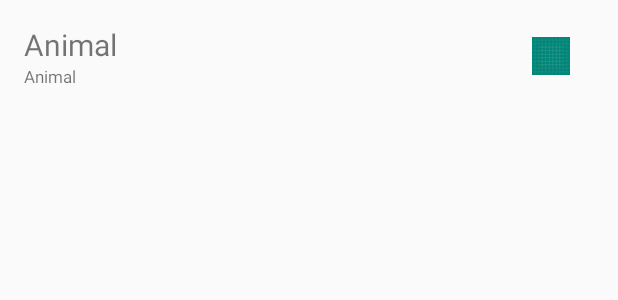
After one commit to MelerosPaw/MeteSexta, an Android app: the layout animal_list_item.xml on its own in the app's theme, with its tools: preview values and no code run, on a phone screen of 412 x 824 dp. The commit adds this screen. Shown: the top 300 px of the screen. Run offline under Robolectric (Android 15) with nearby library versions, the phone set to English and light mode, and no system bars.

Commit message:
Creando ejemplo resumen

```diff
--- a/app/src/main/AndroidManifest.xml
+++ b/app/src/main/AndroidManifest.xml
@@ -16,6 +16,8 @@
                 <category android:name="android.intent.category.LAUNCHER"/>
             </intent-filter>
         </activity>
+        <activity android:name=".DepuracionActivity"/>
+        <activity android:name=".ejemplo1.MyListActivity"/>
     </application>
 
 </manifest>
--- a/app/src/main/java/carlosa/melerosa/sdosa/MainActivity.kt
+++ b/app/src/main/java/carlosa/melerosa/sdosa/MainActivity.kt
@@ -2,6 +2,7 @@ package carlosa.melerosa.sdosa
 
 import android.os.Bundle
 import android.support.v7.app.AppCompatActivity
+import carlosa.melerosa.sdosa.ejemplo1.MyListActivity
 import kotlinx.android.synthetic.main.activity_main.*
 
 class MainActivity : AppCompatActivity() {
@@ -11,5 +12,6 @@ class MainActivity : AppCompatActivity() {
         setContentView(R.layout.activity_main)
 
         main__button__depuracion.setOnClickListener { DepuracionActivity.start(this) }
+        activity_list__button.setOnClickListener { MyListActivity.start(this) }
     }
 }
--- /dev/null
+++ b/app/src/main/java/carlosa/melerosa/sdosa/ejemplo1/Animal.kt
@@ -0,0 +1,3 @@
+package carlosa.melerosa.sdosa.ejemplo1
+
+data class Animal(val type: String? = null, val specie: String? = null, val position: Int, val resourceId: Int)
--- a/app/src/main/res/layout/activity_main.xml
+++ b/app/src/main/res/layout/activity_main.xml
@@ -29,9 +29,9 @@
             app:layout_constraintTop_toBottomOf="@+id/main__button__depuracion"
             android:backgroundTint="@android:color/white"
             android:text="Go to activity list"
+            android:layout_marginTop="40dp"
             app:layout_constraintEnd_toEndOf="parent"
-            app:layout_constraintStart_toStartOf="parent"
-            app:layout_constraintTop_toTopOf="parent"/>
+            app:layout_constraintStart_toStartOf="parent"/>
 
 
 </android.support.constraint.ConstraintLayout>
--- /dev/null
+++ b/app/src/main/res/layout/animal_list_item.xml
@@ -0,0 +1,52 @@
+<?xml version="1.0" encoding="utf-8"?>
+<android.support.constraint.ConstraintLayout
+        android:id="@+id/view_root"
+        xmlns:android="http://schemas.android.com/apk/res/android"
+        xmlns:app="http://schemas.android.com/apk/res-auto"
+        xmlns:tools="http://schemas.android.com/tools"
+        android:layout_width="match_parent"
+        android:padding="16dp"
+        android:layout_height="wrap_content">
+
+    <TextView
+            android:id="@+id/tv_animal_type"
+            android:layout_width="match_parent"
+            android:layout_height="wrap_content"
+            tools:text="Animal"
+            app:layout_constraintStart_toStartOf="parent"
+            app:layout_constraintEnd_toEndOf="parent"
+            app:layout_constraintTop_toTopOf="parent"
+            app:layout_constraintEnd_toStartOf="@+id/iv_animal"
+            android:textSize="20sp"/>
+
+    <TextView
+            android:id="@+id/tv_animal_specie"
+            android:layout_width="match_parent"
+            android:layout_height="wrap_content"
+            tools:text="Animal"
+            app:layout_constraintStart_toStartOf="@+id/tv_animal_type"
+            app:layout_constraintEnd_toEndOf="parent"
+            app:layout_constraintTop_toBottomOf="@+id/tv_animal_type"
+            app:layout_constraintEnd_toStartOf="@+id/iv_animal"
+            android:textSize="11sp"/>
+
+    <ImageView
+            android:id="@+id/iv_animal"
+            android:layout_width="25dp"
+            android:layout_height="25dp"
+            app:layout_constraintBottom_toBottomOf="parent"
+            app:layout_constraintEnd_toEndOf="parent"
+            android:layout_marginStart="16dp"
+            android:layout_marginEnd="16dp"
+            app:layout_constraintTop_toTopOf="parent"
+            android:src="@drawable/ic_launcher_background"/>
+
+</android.support.constraint.ConstraintLayout>
+
+        <!--
+         dimension refactor,
+         formalizar ids,
+         background a todas las views,
+         tools text a los textviews,
+         crear viewholder con tipos + ditto
+         -->
```
Also changed, not shown: app/src/main/java/carlosa/melerosa/sdosa/AltIntro.kt (+10 -3 lines), app/src/main/java/carlosa/melerosa/sdosa/ejemplo1/ListActivity.kt (deleted, +0 -14 lines), app/src/main/java/carlosa/melerosa/sdosa/ejemplo1/MyListActivity.kt (added, +21 -0 lines), app/src/main/java/carlosa/melerosa/sdosa/ejemplo1/MyListAdapter.kt (added, +52 -0 lines), app/src/main/java/carlosa/melerosa/sdosa/ejemplo1/ViewUtils.kt (added, +13 -0 lines), 1 other file.
